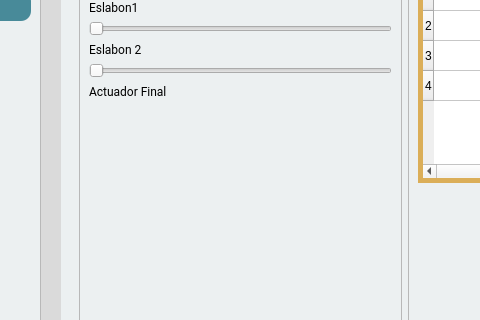
Old version of the form mainwindow.ui in the repository MrRocklion/SCARA_PROJECT; both pictures show x 140 to 620 and y 153 to 473 of the 921 by 600 pixel window.
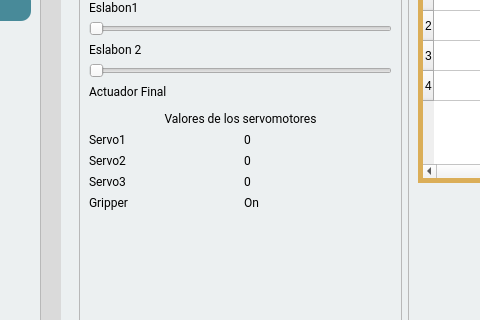
New version of the form. The open tabs and pages were chosen to show the change. Icons and pictures are not drawn.

Commit message: creamos funciones para los sliders y switch buttoms

What changed in the file:
```diff
--- a/mainwindow.ui
+++ b/mainwindow.ui
@@ -401,7 +401,7 @@
              <item>
               <widget class="QStackedWidget" name="stackedWidget">
                <property name="currentIndex">
-                <number>0</number>
+                <number>1</number>
                </property>
                <widget class="QWidget" name="page">
                 <layout class="QHBoxLayout" name="horizontalLayout_8">
@@ -427,6 +427,44 @@
                    <layout class="QVBoxLayout" name="verticalLayout_5">
                     <item>
                      <layout class="QGridLayout" name="controls">
+                      <item row="10" column="0">
+                       <widget class="QLabel" name="label_10">
+                        <property name="text">
+                         <string>Valores de los servomotores</string>
+                        </property>
+                        <property name="alignment">
+                         <set>Qt::AlignCenter</set>
+                        </property>
+                       </widget>
+                      </item>
+                      <item row="9" column="0">
+                       <widget class="QFrame" name="frame_5">
+                        <property name="frameShape">
+                         <enum>QFrame::StyledPanel</enum>
+                        </property>
+                        <property name="frameShadow">
+                         <enum>QFrame::Raised</enum>
+                        </property>
+                       </widget>
+                      </item>
+                      <item row="12" column="0">
+                       <layout class="QHBoxLayout" name="horizontalLayout_12">
+                        <item>
+                         <widget class="QLabel" name="label_14">
+                          <property name="text">
+                           <string>Servo2</string>
+                          </property>
+                         </widget>
+                        </item>
+                        <item>
+                         <widget class="QLabel" name="s2">
+                          <property name="text">
+                           <string>0</string>
+                          </property>
+                         </widget>
+                        </item>
+                       </layout>
+                      </item>
                       <item row="3" column="0">
                        <widget class="QLabel" name="label_4">
                         <property name="text">
@@ -466,27 +504,57 @@
                        </widget>
                       </item>
                       <item row="2" column="0">
-                       <widget class="QSlider" name="horizontalSlider">
-                        <property name="orientation">
-                         <enum>Qt::Horizontal</enum>
+                       <widget class="QSlider" name="servo1">
+                        <property name="maximum">
+                         <number>180</number>
                         </property>
-                       </widget>
-                      </item>
-                      <item row="4" column="0">
-                       <widget class="QSlider" name="horizontalSlider_2">
                         <property name="orientation">
                          <enum>Qt::Horizontal</enum>
                         </property>
                        </widget>
                       </item>
+                      <item row="11" column="0">
+                       <layout class="QHBoxLayout" name="horizontalLayout_11">
+                        <item>
+                         <widget class="QLabel" name="label_11">
+                          <property name="text">
+                           <string>Servo1</string>
+                          </property>
+                         </widget>
+                        </item>
+                        <item>
+                         <widget class="QLabel" name="s1">
+                          <property name="text">
+                           <string>0</string>
+                          </property>
+                         </widget>
+                        </item>
+                       </layout>
+                      </item>
+                      <item row="8" column="0">
+                       <layout class="QVBoxLayout" name="customBtn"/>
+                      </item>
                       <item row="6" column="0">
-                       <widget class="QSlider" name="horizontalSlider_3">
+                       <widget class="QSlider" name="servo3">
+                        <property name="maximum">
+                         <number>180</number>
+                        </property>
                         <property name="orientation">
                          <enum>Qt::Horizontal</enum>
                         </property>
                        </widget>
                       </item>
-                      <item row="9" column="0">
+                      <item row="4" column="0">
+                       <widget class="QSlider" name="servo2">
+                        <property name="maximum">
+                         <number>180</number>
+                        </property>
+                        <property name="orientation">
+                         <enum>Qt::Horizontal</enum>
+                        </property>
+                       </widget>
+                      </item>
+                      <item row="15" column="0">
                        <spacer name="verticalSpacer">
                         <property name="orientation">
                          <enum>Qt::Vertical</enum>
@@ -499,8 +567,41 @@
                         </property>
                        </spacer>
                       </item>
-                      <item row="8" column="0">
-                       <layout class="QVBoxLayout" name="customBtn"/>
+                      <item row="13" column="0">
+                       <layout class="QHBoxLayout" name="horizontalLayout_13">
+                        <item>
+                         <widget class="QLabel" name="label_16">
+                          <property name="text">
+                           <string>Servo3</string>
+                          </property>
+                         </widget>
+                        </item>
+                        <item>
+                         <widget class="QLabel" name="s3">
+                          <property name="text">
+                           <string>0</string>
+                          </property>
+                         </widget>
+                        </item>
+                       </layout>
+                      </item>
+                      <item row="14" column="0">
+                       <layout class="QHBoxLayout" name="horizontalLayout_14">
+                        <item>
+                         <widget class="QLabel" name="label_18">
+                          <property name="text">
+                           <string>Gripper</string>
+                          </property>
+                         </widget>
+                        </item>
+                        <item>
+                         <widget class="QLabel" name="gripper">
+                          <property name="text">
+                           <string>On</string>
+                          </property>
+                         </widget>
+                        </item>
+                       </layout>
                       </item>
                      </layout>
                     </item>
```
The commit also changes 3 other files.
